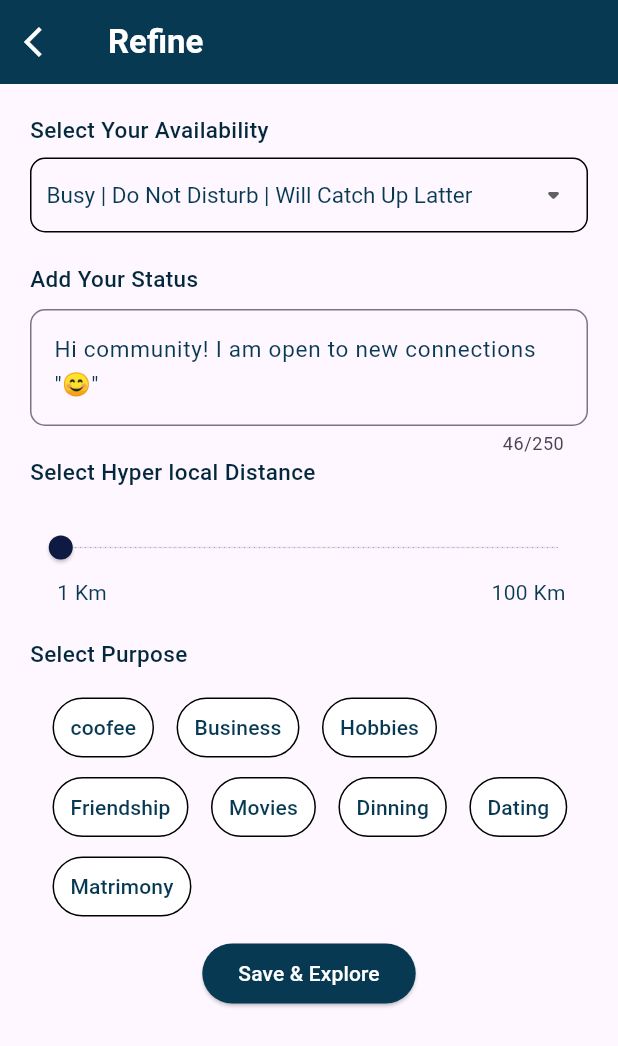
After one commit to saurabhkumar-sk/netclan_explorer, a Flutter app: the screen it shows after launch, after a tap on "Refine", on a phone screen of 412 x 824 dp. The commit adds this screen. Shown: the top 1046 px of the screen. Run offline on Flutter 3.47's test engine with Material 3 defaults, Android fonts, the phone set to English and light mode, and no system bars.

Commit message:
Refine screen done

```diff
--- a/lib/screens/homepage_screen.dart
+++ b/lib/screens/homepage_screen.dart
@@ -1,4 +1,6 @@
 import 'package:flutter/material.dart';
+import 'package:netclan_explorer/screens/refine_screen.dart';
+import 'package:netclan_explorer/utils/my_colors.dart';
 
 class HomePageScreen extends StatefulWidget {
   const HomePageScreen({super.key});
@@ -11,12 +13,8 @@ class _HomePageScreenState extends State<HomePageScreen> {
   @override
   Widget build(BuildContext context) {
     return Scaffold(
-      floatingActionButton: FloatingActionButton(
-        onPressed: () {},
-        child: const Icon(Icons.add),
-      ),
       appBar: AppBar(
-        backgroundColor: const Color.fromARGB(255, 8, 57, 82),
+        backgroundColor: MyColors.blue,
         leading: Padding(
           padding: const EdgeInsets.only(left: 12.0),
           child: IconButton(
@@ -42,51 +40,44 @@ class _HomePageScreenState extends State<HomePageScreen> {
             ),
           ),
         ),
-        actions: const [
-          Padding(
-            padding: EdgeInsets.only(
-              right: 10,
-            ),
-            child: Column(
+        actions: [
+          IconButton(
+            onPressed: () {
+              Navigator.push(
+                  context,
+                  MaterialPageRoute(
+                      builder: (context) => const RefineScreen()));
+            },
+            icon: const Column(
               children: [
                 Icon(
                   Icons.launch,
-                  color: Colors.white,
-                ),
-                SizedBox(
-                  height: 5,
                 ),
                 Text(
                   'Refine',
                   style: TextStyle(
+                    fontSize: 11,
                     color: Colors.white,
                   ),
-                )
+                ),
               ],
             ),
+            color: Colors.white,
           ),
         ],
       ),
       bottomNavigationBar: BottomNavigationBar(
         items: const [
           BottomNavigationBarItem(
-            icon: Icon(Icons.explore_rounded),
+            icon: Icon(Icons.remove_red_eye),
             label: 'Explore',
           ),
-          // BottomNavigationBarItem(
-          //   icon: Icon(Icons.explore_rounded),
-          //   label: 'Explore',
-          // ),
-          // BottomNavigationBarItem(
-          //   icon: Icon(Icons.explore_rounded),
-          //   label: 'Explore',
-          // ),
           BottomNavigationBarItem(
             icon: Icon(Icons.explore_rounded),
             label: 'Explore',
           ),
           BottomNavigationBarItem(
-            icon: Icon(Icons.explore_rounded),
+            icon: Icon(Icons.remove_red_eye),
             label: 'Explore',
           ),
         ],
--- /dev/null
+++ b/lib/screens/refine_screen.dart
@@ -0,0 +1,244 @@
+import 'package:flutter/material.dart';
+import 'package:netclan_explorer/screens/homepage_screen.dart';
+import 'package:netclan_explorer/utils/custom_button.dart';
+import 'package:netclan_explorer/utils/dropdown_list.dart';
+import 'package:netclan_explorer/utils/my_colors.dart';
+
+class RefineScreen extends StatefulWidget {
+  const RefineScreen({super.key});
+
+  @override
+  State<RefineScreen> createState() => _RefineScreenState();
+}
+
+class _RefineScreenState extends State<RefineScreen> {
+  TextEditingController _textEditingController = TextEditingController();
+  @override
+  void initState() {
+    super.initState();
+    _textEditingController = TextEditingController(
+        text: 'Hi community! I am open to new connections "😊"');
+  }
+
+  @override
+  void dispose() {
+    super.dispose();
+    _textEditingController.dispose();
+  }
+
+  String dropdownValue = 'one';
+  int sliderValue = 0;
+
+  @override
+  Widget build(BuildContext context) {
+    return Scaffold(
+      appBar: AppBar(
+        backgroundColor: MyColors.blue,
+        leading: IconButton(
+          onPressed: () {
+            Navigator.pop(context);
+          },
+          icon: const Icon(
+            Icons.arrow_back_ios,
+          ),
+          color: Colors.white,
+        ),
+        title: const Text(
+          'Refine',
+          style: TextStyle(
+            fontWeight: FontWeight.bold,
+            color: Colors.white,
+          ),
+        ),
+      ),
+      body: Padding(
+        padding: const EdgeInsets.symmetric(horizontal: 20),
+        child: Column(
+          crossAxisAlignment: CrossAxisAlignment.start,
+          children: [
+            const SizedBox(height: 20),
+            const Text(
+              'Select Your Availability',
+              style: TextStyle(
+                color: MyColors.lightblue,
+                fontSize: 15,
+                fontWeight: FontWeight.w500,
+              ),
+            ),
+            const SizedBox(
+              height: 8,
+            ),
+            Container(
+              decoration: BoxDecoration(
+                border: Border.all(),
+                borderRadius: BorderRadius.circular(10),
+              ),
+              child: Padding(
+                padding: const EdgeInsets.only(left: 10, right: 10),
+                child: DropdownButton<String>(
+                  style: const TextStyle(
+                    fontSize: 15,
+                    color: MyColors.blue,
+                  ),
+                  isExpanded: true,
+                  underline: const SizedBox(),
+                  value: dropdownValue,
+                  icon: const Icon(Icons.arrow_drop_down_rounded),
+                  onChanged: (String? newValue) {
+                    setState(() {
+                      dropdownValue = newValue!;
+                    });
+                  },
+                  items: [
+                    DropdownMenuItem<String>(
+                      value: "one",
+                      child: Text(
+                        DropDownList.availability[0].toString(),
+                      ),
+                    ),
+                    DropdownMenuItem<String>(
+                      value: "two",
+                      child: Text(
+                        DropDownList.availability[1].toString(),
+                      ),
+                    ),
+                    DropdownMenuItem<String>(
+                      value: "three",
+                      child: Text(
+                        DropDownList.availability[2].toString(),
+                      ),
+                    ),
+                    DropdownMenuItem<String>(
+                      value: "four",
+                      child: Text(
+                        DropDownList.availability[3].toString(),
+                      ),
+                    ),
+                  ],
+                ),
+              ),
+            ),
+            const SizedBox(height: 20),
+            const Text(
+              'Add Your Status',
+              style: TextStyle(
+                color: MyColors.lightblue,
+                fontSize: 15,
+                fontWeight: FontWeight.w500,
+              ),
+            ),
+            const SizedBox(
+              height: 10,
+            ),
+            TextField(
+              controller: _textEditingController,
+              autocorrect: true,
+              maxLength: 250,
+              minLines: 1,
+              maxLines: 6,
+              style: const TextStyle(fontSize: 15, color: MyColors.blue),
+              decoration: InputDecoration(
+                border: OutlineInputBorder(
+                  borderRadius: BorderRadius.circular(10),
+                ),
+              ),
+            ),
+            const Text(
+              "Select Hyper local Distance",
+              style: TextStyle(
+                color: MyColors.lightblue,
+                fontSize: 15,
+                fontWeight: FontWeight.w500,
+              ),
+            ),
+            const SizedBox(height: 20),
+            SliderTheme(
+              data: SliderTheme.of(context).copyWith(
+                trackHeight: 1, // Set the height of the slider track
+                thumbShape: const RoundSliderThumbShape(
+                    enabledThumbRadius: 8.0), // Set the thumb radius
+                overlayShape: const RoundSliderOverlayShape(
+                    overlayRadius: 20.0), // Set the overlay radius
+              ),
+              child: Slider(
+                activeColor: const Color.fromARGB(255, 14, 26, 66),
+                divisions: 100,
+                label: sliderValue.toString(),
+                value: sliderValue.toDouble(),
+                onChanged: (value) {
+                  setState(() {
+                    sliderValue = value.toInt();
+                  });
+                },
+                min: 0,
+                max: 100,
+              ),
+            ),
+            const Padding(
+              padding: EdgeInsets.only(left: 18, right: 15),
+              child: Row(
+                mainAxisAlignment: MainAxisAlignment.spaceBetween,
+                children: [
+                  Text(
+                    '1 Km',
+                    style: TextStyle(
+                      color: MyColors.blue,
+                    ),
+                  ),
+                  Text(
+                    '100 Km',
+                    style: TextStyle(
+                      color: MyColors.blue,
+                    ),
+                  )
+                ],
+              ),
+            ),
+            const SizedBox(height: 20),
+            const Text(
+              "Select Purpose",
+              style: TextStyle(
+                color: MyColors.lightblue,
+                fontSize: 15,
+                fontWeight: FontWeight.w500,
+              ),
+            ),
+            const SizedBox(height: 10),
+            const Wrap(
+              children: [
+                CustomButton(title: 'coofee'),
+                CustomButton(title: 'Business'),
+                CustomButton(title: 'Hobbies'),
+                CustomButton(title: 'Friendship'),
+                CustomButton(title: 'Movies'),
+                CustomButton(title: 'Dinning'),
+                CustomButton(title: 'Dating'),
+                CustomButton(title: 'Matrimony'),
+              ],
+            ),
+            const SizedBox(height: 10),
+            Center(
+              child: ElevatedButton(
+                style: const ButtonStyle(
+                  backgroundColor: MaterialStatePropertyAll(MyColors.blue),
+                ),
+                onPressed: () {
+                  Navigator.push(
+                    context,
+                    MaterialPageRoute(
+                      builder: (context) => const HomePageScreen(),
+                    ),
+                  );
+                },
+                child: const Text(
+                  'Save & Explore',
+                  style: TextStyle(color: Colors.white),
+                ),
+              ),
+            ),
+          ],
+        ),
+      ),
+    );
+  }
+}
--- /dev/null
+++ b/lib/utils/custom_button.dart
@@ -0,0 +1,49 @@
+import 'package:flutter/material.dart';
+import 'package:netclan_explorer/utils/my_colors.dart';
+
+class CustomButton extends StatefulWidget {
+  const CustomButton({
+    required this.title,
+    Key? key,
+  }) : super(key: key);
+
+  final String title;
+
+  @override
+  State<CustomButton> createState() => _CustomButtonState();
+}
+
+class _CustomButtonState extends State<CustomButton> {
+  bool isSelected = false;
+
+  @override
+  Widget build(BuildContext context) {
+    return Padding(
+      padding: const EdgeInsets.only(
+        left: 15.0,
+        top: 5,
+      ),
+      child: TextButton(
+        style: ButtonStyle(
+          backgroundColor: MaterialStateProperty.all(
+              isSelected ? MyColors.blue : Colors.white),
+          shape: MaterialStateProperty.all(
+            RoundedRectangleBorder(
+              side: const BorderSide(width: 1),
+              borderRadius: BorderRadius.circular(20),
+            ),
+          ),
+        ),
+        onPressed: () {
+          setState(() {
+            isSelected = !isSelected;
+          });
+        },
+        child: Text(
+          widget.title,
+          style: TextStyle(color: isSelected ? Colors.white : MyColors.blue),
+        ),
+      ),
+    );
+  }
+}
--- /dev/null
+++ b/lib/utils/dropdown_list.dart
@@ -0,0 +1,8 @@
+class DropDownList {
+  static List<String> availability = [
+    "Busy | Do Not Disturb | Will Catch Up Latter",
+    "Available | Hey Lets Us Connect",
+    "Away | Stay Discrete And Watch",
+    "SOS | Emergency! Need Assistence! HELP"
+  ];
+}
--- /dev/null
+++ b/lib/utils/my_colors.dart
@@ -0,0 +1,6 @@
+import 'package:flutter/material.dart';
+
+class MyColors {
+  static const blue = Color.fromARGB(255, 8, 57, 82);
+  static const lightblue = Color.fromRGBO(3, 40, 59, 1);
+}
```
